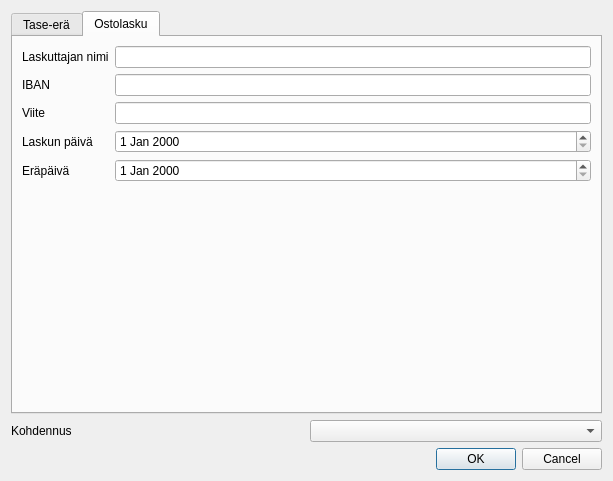
This is kitupiikki/kirjaus/taseeravalintadialogi.ui in artoh/kitupiikki as Qt 5 draws it before an edit. The edited form follows.
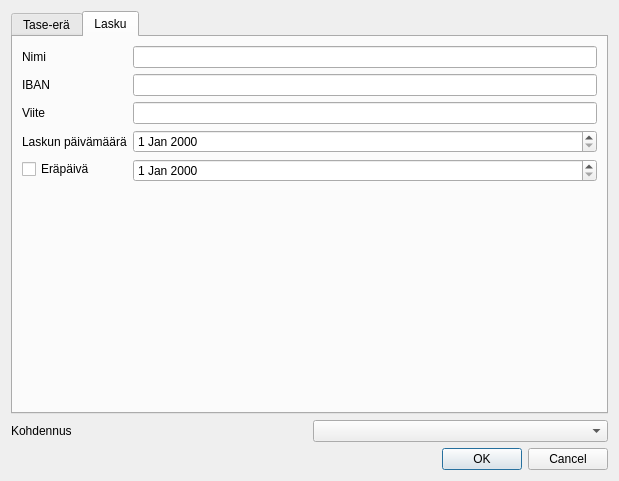
This is the edited form. The open tabs and pages were chosen to show the change.

Commit message: #108 Myyntilaskun viitteiden tallennus

Patch:
```diff
--- a/kitupiikki/kirjaus/taseeravalintadialogi.ui
+++ b/kitupiikki/kirjaus/taseeravalintadialogi.ui
@@ -80,13 +80,13 @@
      </widget>
      <widget class="QWidget" name="ostoTab">
       <attribute name="title">
-       <string>Ostolasku</string>
+       <string>Lasku</string>
       </attribute>
       <layout class="QFormLayout" name="formLayout">
        <item row="0" column="0">
         <widget class="QLabel" name="nimiLabel">
          <property name="text">
-          <string>Laskuttajan nimi</string>
+          <string>Nimi</string>
          </property>
          <property name="buddy">
           <cstring>nimiEdit</cstring>
@@ -122,16 +122,6 @@
        <item row="2" column="1">
         <widget class="QLineEdit" name="viiteEdit"/>
        </item>
-       <item row="4" column="0">
-        <widget class="QLabel" name="label_4">
-         <property name="text">
-          <string>Eräpäivä</string>
-         </property>
-         <property name="buddy">
-          <cstring>eraDate</cstring>
-         </property>
-        </widget>
-       </item>
        <item row="4" column="1">
         <widget class="QDateEdit" name="eraDate"/>
        </item>
@@ -148,16 +138,26 @@
          </property>
         </spacer>
        </item>
-       <item row="3" column="0">
-        <widget class="QLabel" name="label">
-         <property name="text">
-          <string>Laskun päivä</string>
-         </property>
-        </widget>
-       </item>
        <item row="3" column="1">
         <widget class="QDateEdit" name="laskunpvmEdit"/>
        </item>
+       <item row="3" column="0">
+        <widget class="QLabel" name="label">
+         <property name="text">
+          <string>Laskun päivämäärä</string>
+         </property>
+         <property name="buddy">
+          <cstring>laskunpvmEdit</cstring>
+         </property>
+        </widget>
+       </item>
+       <item row="4" column="0">
+        <widget class="QCheckBox" name="erapvmCheck">
+         <property name="text">
+          <string>Eräpäivä</string>
+         </property>
+        </widget>
+       </item>
       </layout>
      </widget>
     </widget>
```
Left out of the diff: 18 changed lines with no effect on the pictures. The commit also changes 2 other files.
